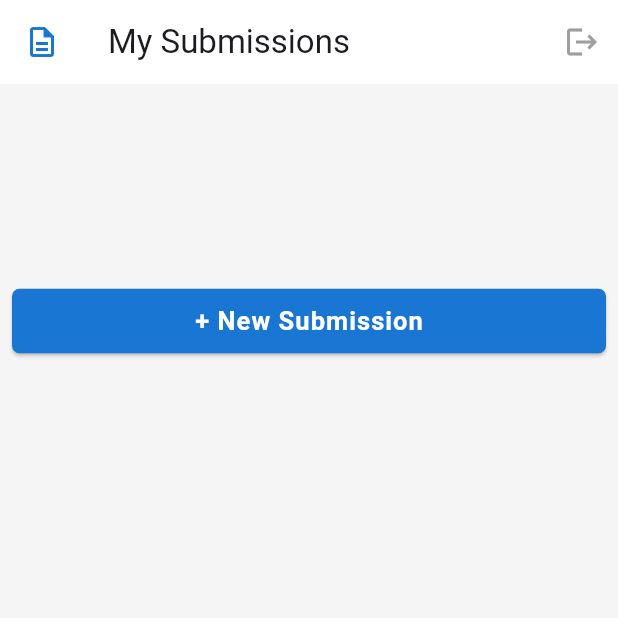
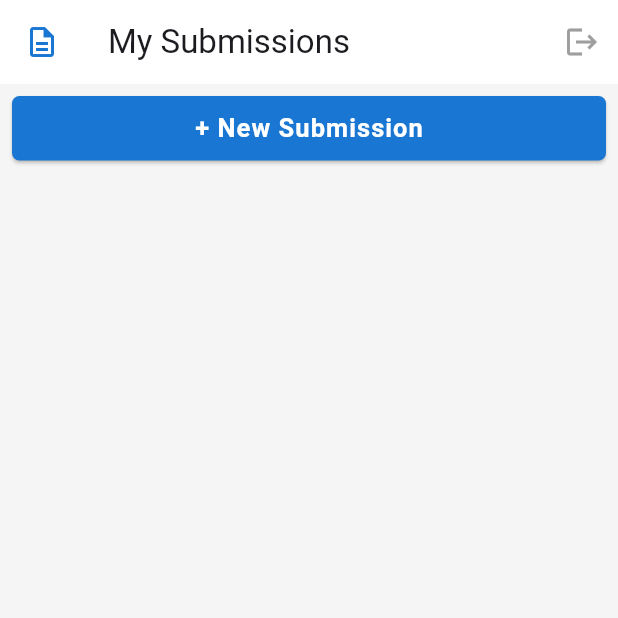
Before and after one commit to DanielLeke/TurnIn-App, a Flutter app: the screen it shows after launch, on a phone screen of 412 x 824 dp, the top half of it. Run offline on Flutter 3.47's test engine with Material 3 defaults, Android fonts, the phone set to English and light mode, and no system bars; our stand-ins replace get; Roboto replaces fonts that are missing (Sans Serif).

Commit message:
Made some ui design changes

```diff
--- a/lib/students/students_page.dart
+++ b/lib/students/students_page.dart
@@ -36,13 +36,12 @@ class SubmissionsView extends StatelessWidget {
   Widget build(BuildContext context) {
     return Padding(
       padding: const EdgeInsets.all(8.0),
-      child: SizedBox(
-        height: 300,
-        child: Column(
-          mainAxisAlignment: MainAxisAlignment.spaceEvenly,
-          children: [CreateSubmissionBtn()],
-        ),
-      ),
+      child: Column(
+        children: [
+          CreateSubmissionBtn(),
+          Expanded(child: ListView(),)
+        ],
+      )
     );
   }
 }
```
